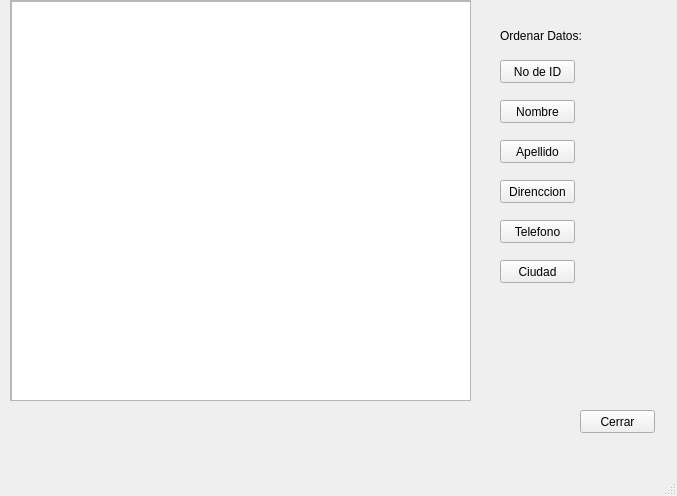
This is ListarCliente.ui in OSarmient/Parcial2 as Qt 5 draws it before an edit. The edited form follows.
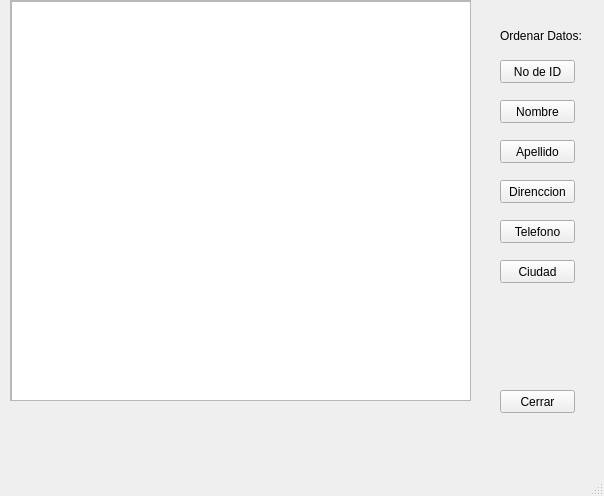
This is the edited form.

The edit to the form file:
```diff
--- a/ListarCliente.ui
+++ b/ListarCliente.ui
@@ -6,7 +6,7 @@
    <rect>
     <x>0</x>
     <y>0</y>
-    <width>677</width>
+    <width>604</width>
     <height>496</height>
    </rect>
   </property>
@@ -141,8 +141,8 @@
    <widget class="QPushButton" name="pushButton_7">
     <property name="geometry">
      <rect>
-      <x>580</x>
-      <y>410</y>
+      <x>500</x>
+      <y>390</y>
       <width>75</width>
       <height>23</height>
      </rect>
```
Left out of the diff: 24 changed lines with no effect on the pictures.
